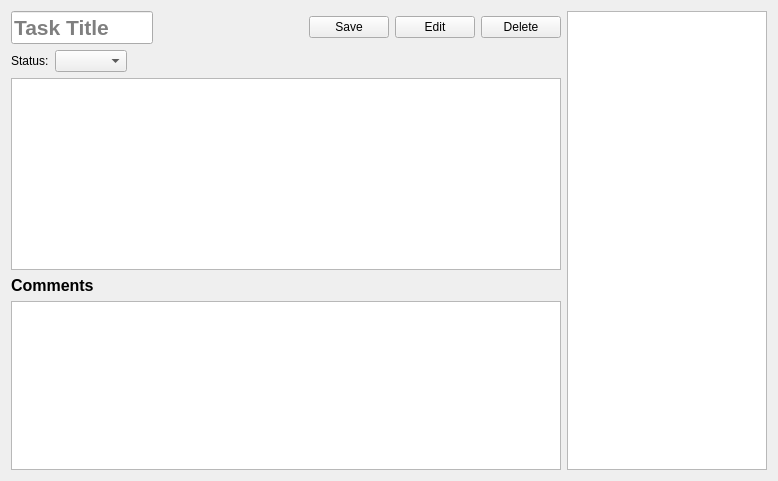
This is task-tracker-frontend/IssueWidget.ui in Unkorunk/task-tracker as Qt 5 draws it before an edit. The edited form follows.
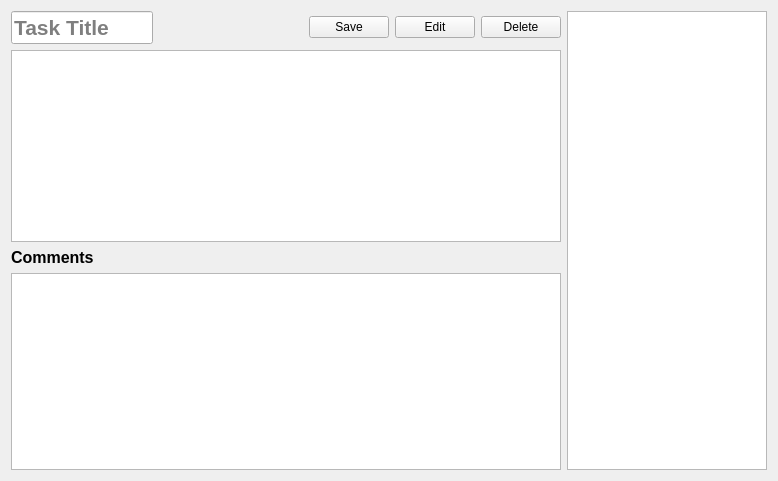
This is the edited form.

Commit message: Add raw properties support in IssueWidget

Patch:
```diff
--- a/task-tracker-frontend/IssueWidget.ui
+++ b/task-tracker-frontend/IssueWidget.ui
@@ -84,40 +84,6 @@
        </item>
       </layout>
      </item>
-     <item>
-      <layout class="QHBoxLayout" name="horizontalLayout_5">
-       <item>
-        <widget class="QLabel" name="statusLabel">
-         <property name="text">
-          <string>Status:</string>
-         </property>
-        </widget>
-       </item>
-       <item>
-        <widget class="QComboBox" name="statusComboBox">
-         <property name="currentText">
-          <string/>
-         </property>
-         <property name="placeholderText">
-          <string/>
-         </property>
-        </widget>
-       </item>
-       <item>
-        <spacer name="horizontalSpacer_8">
-         <property name="orientation">
-          <enum>Qt::Horizontal</enum>
-         </property>
-         <property name="sizeHint" stdset="0">
-          <size>
-           <width>40</width>
-           <height>20</height>
-          </size>
-         </property>
-        </spacer>
-       </item>
-      </layout>
-     </item>
      <item>
       <widget class="QTextEdit" name="descriptionEdit">
        <property name="sizePolicy">
```
The commit also changes 13 other files.
